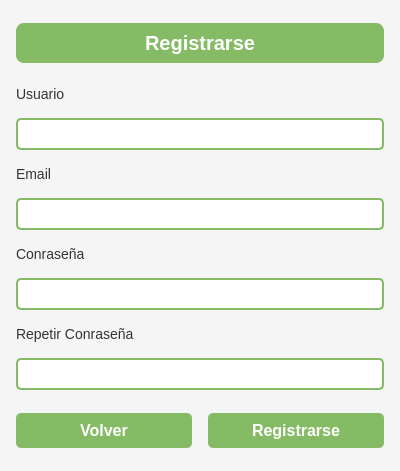
Above: ui/Register.ui from JoseManuelLuque/BillGuard before the change. Below: the same form after it.
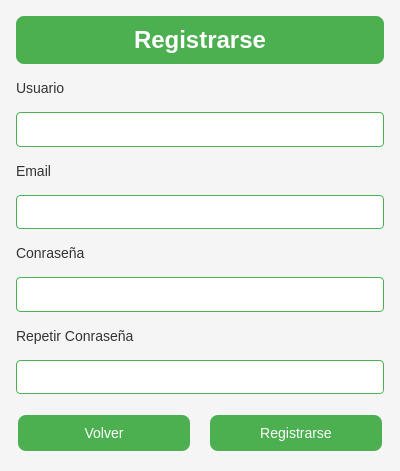
That is the form after the change.

Commit message: Hoja de estilos

Patch:
```diff
--- a/ui/Register.ui
+++ b/ui/Register.ui
@@ -21,51 +21,63 @@
   </property>
   <property name="styleSheet">
    <string notr="true">/* Estilo general del fondo */
-QWidget#Register {
-    background-color: #F5F5F5;
-}
-
-/* Estilo del título "Registrarse" */
-QLabel#Loginlabel {
-    background-color: #85BB65;
-    color: white;
-    font-size: 20px;
-    font-weight: bold;
-    border-radius: 8px;
-    padding: 8px;
-}
-
-/* Estilo de los labels */
-QLabel {
+QWidget {
+    background-color: #F5F5F5; /* Fondo claro */
+    color: #333333; /* Texto en gris oscuro */
+    font-family: Arial, sans-serif;
     font-size: 14px;
-    color: #333333;
-}
-
-/* Estilo de los campos de entrada */
-QLineEdit {
-    border: 2px solid #85BB65;
-    border-radius: 5px;
-    padding: 5px;
-    font-size: 14px;
-}
-QLineEdit:focus {
-    border: 2px solid #6FA24C;
 }
 
 /* Estilo de los botones */
 QPushButton {
-    background-color: #85BB65;
-    color: white;
-    font-size: 16px;
-    font-weight: bold;
-    border-radius: 5px;
-    padding: 8px;
+    background-color: #4CAF50; /* Verde oscuro */
+    color: #FFFFFF; /* Texto en blanco */
+    border: none;
+    padding: 10px 20px;
+    text-align: center;
+    text-decoration: none;
+    font-size: 14px;
+    margin: 4px 2px;
+    border-radius: 8px;
 }
+
 QPushButton:hover {
-    background-color: #6FA24C;
+    background-color: #45a049; /* Verde más claro al pasar el ratón */
 }
+
 QPushButton:pressed {
-    background-color: #5C8E3E;
+    background-color: #388E3C; /* Verde más oscuro al presionar */
+}
+
+/* Estilo de los labels */
+QLabel {
+    color: #333333; /* Texto en gris oscuro */
+    font-size: 14px;
+}
+
+/* Estilo del título de las ventanas */
+QLabel#LoginTitle, QLabel#RegisterTitle {
+    background-color: #4CAF50; /* Verde oscuro */
+    color: #FFFFFF; /* Texto en blanco */
+    font-size: 24px;
+    font-weight: bold;
+    border-radius: 8px;
+    padding: 10px;
+    text-align: center;
+}
+
+/* Estilo de los campos de entrada */
+QLineEdit, QDateEdit, QComboBox {
+    padding: 10px;
+    border: 1px solid #4CAF50; /* Borde verde oscuro */
+    border-radius: 4px;
+    background-color: #FFFFFF; /* Fondo blanco */
+    color: #333333; /* Texto en gris oscuro */
+    font-size: 14px;
+}
+
+QLineEdit:focus, QDateEdit:focus, QComboBox:focus {
+    border: 1px solid #45a049; /* Borde verde más claro al enfocar */
 }</string>
   </property>
   <layout class="QVBoxLayout" name="ColumnaPrincipal">
@@ -85,7 +97,7 @@
     <number>16</number>
    </property>
    <item>
-    <widget class="QLabel" name="Loginlabel">
+    <widget class="QLabel" name="RegisterTitle">
      <property name="sizePolicy">
       <sizepolicy hsizetype="Preferred" vsizetype="Fixed">
        <horstretch>0</horstretch>
```
The commit also changes 15 other files.
